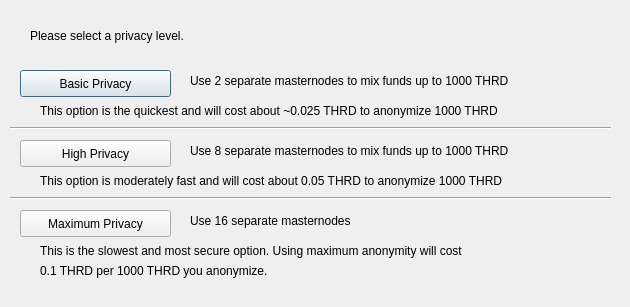
This is src/qt/forms/darksendconfig.ui in jarp25/thread as Qt 5 draws it before an edit. The edited form follows.
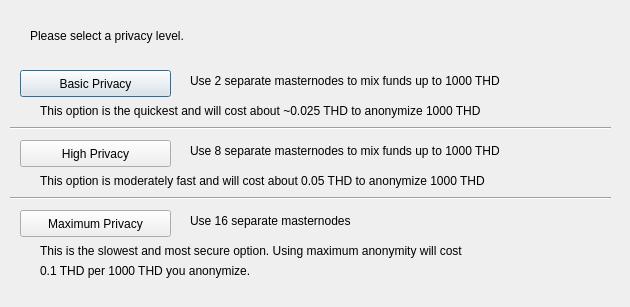
This is the edited form.

```diff
--- a/src/qt/forms/darksendconfig.ui
+++ b/src/qt/forms/darksendconfig.ui
@@ -75,7 +75,7 @@
     </rect>
    </property>
    <property name="text">
-    <string>Use 2 separate masternodes to mix funds up to 1000 THRD</string>
+    <string>Use 2 separate masternodes to mix funds up to 1000 THD</string>
    </property>
   </widget>
   <widget class="QLabel" name="label_3">
@@ -88,7 +88,7 @@
     </rect>
    </property>
    <property name="text">
-    <string>Use 8 separate masternodes to mix funds up to 1000 THRD</string>
+    <string>Use 8 separate masternodes to mix funds up to 1000 THD</string>
    </property>
   </widget>
   <widget class="QLabel" name="label_4">
@@ -114,7 +114,7 @@
     </rect>
    </property>
    <property name="text">
-    <string>This option is the quickest and will cost about ~0.025 THRD to anonymize 1000 THRD</string>
+    <string>This option is the quickest and will cost about ~0.025 THD to anonymize 1000 THD</string>
    </property>
   </widget>
   <widget class="QLabel" name="label_7">
@@ -127,7 +127,7 @@
     </rect>
    </property>
    <property name="text">
-    <string>This option is moderately fast and will cost about 0.05 THRD to anonymize 1000 THRD</string>
+    <string>This option is moderately fast and will cost about 0.05 THD to anonymize 1000 THD</string>
    </property>
   </widget>
   <widget class="QLabel" name="label_8">
@@ -153,7 +153,7 @@
     </rect>
    </property>
    <property name="text">
-    <string>0.1 THRD per 1000 THRD you anonymize.</string>
+    <string>0.1 THD per 1000 THD you anonymize.</string>
    </property>
   </widget>
   <widget class="Line" name="line">
```
